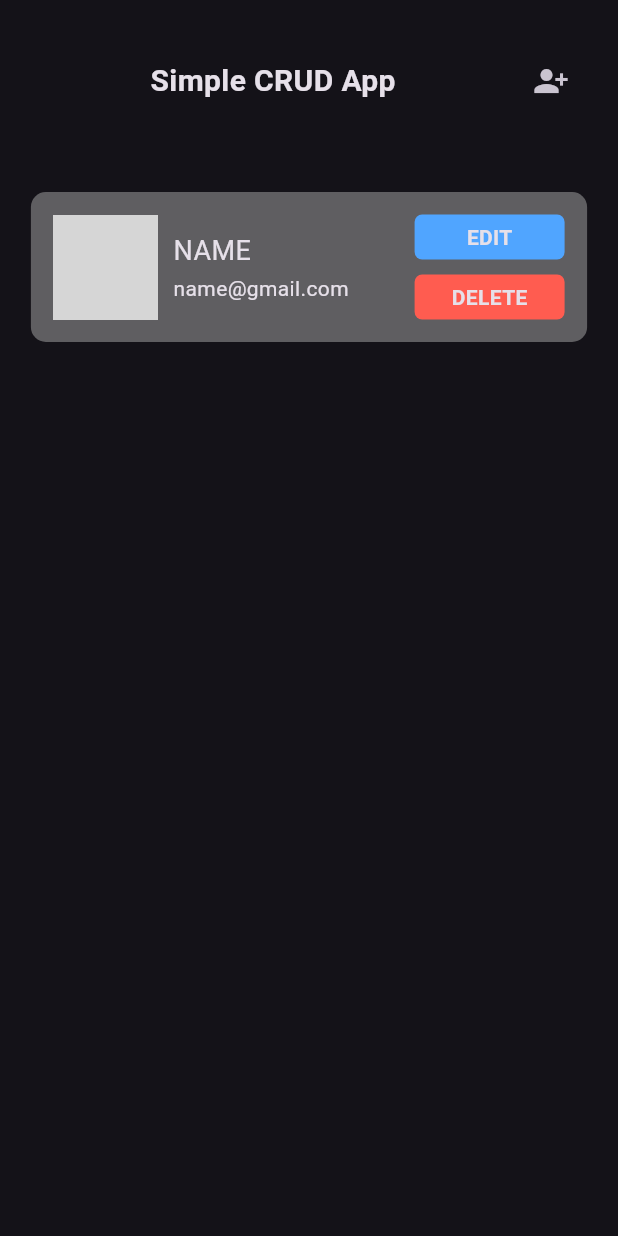
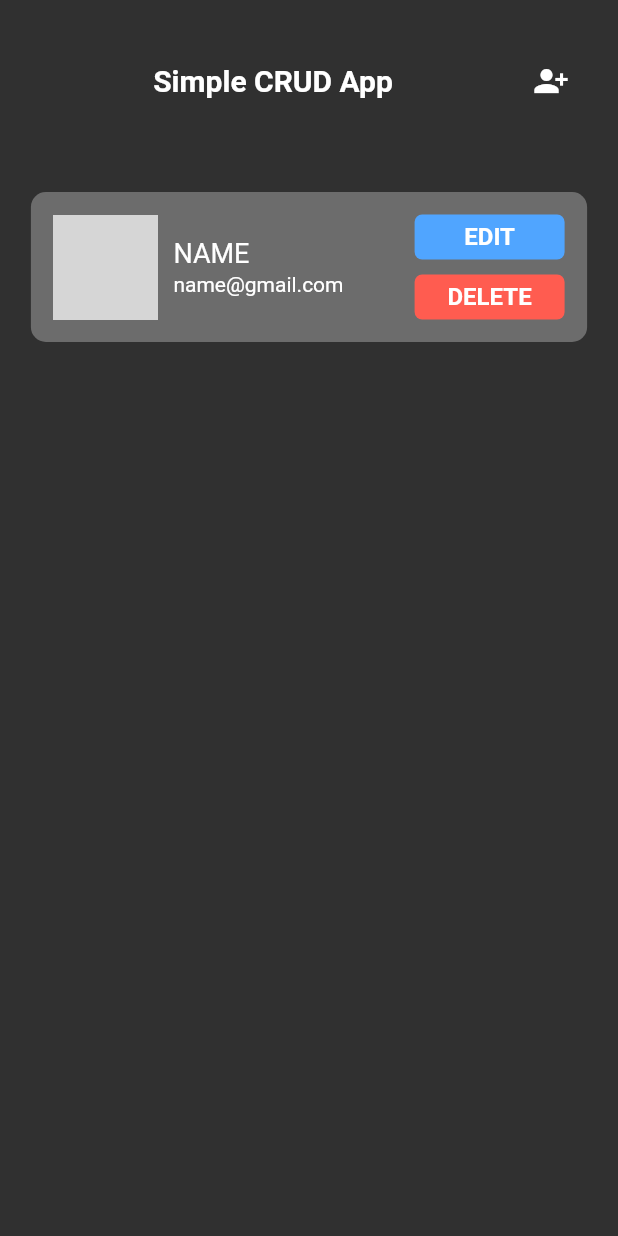
Before and after one commit to zakoraa/Flutter-CRUD, a Flutter app: the screen it shows after launch, on a phone screen of 412 x 824 dp. Run offline on Flutter 3.47's test engine with Material 2 defaults, Android fonts, the phone set to English and light mode, and no system bars; our stand-ins replace get; network calls fail; grey boxes are pictures that could not be loaded.

Commit message:
update page homeView

```diff
--- a/lib/main.dart
+++ b/lib/main.dart
@@ -1,5 +1,6 @@
 import 'package:flutter/material.dart';
 import 'package:get/get.dart';
+import 'package:tahap1_crud/module/addUserView/view/add_user_view.dart';
 import 'package:tahap1_crud/module/home/view/home_view.dart';
 import 'package:tahap1_crud/routes/routes.dart';
 
@@ -14,7 +15,7 @@ class MyApp extends StatelessWidget {
   Widget build(BuildContext context) {
     return GetMaterialApp(
       debugShowCheckedModeBanner: false,
-      theme: ThemeData.dark(useMaterial3: true),
+      theme: ThemeData.dark(),
       home: const HomeView(),
       getPages: AppPage.pages,
     );
--- a/lib/module/home/view/home_view.dart
+++ b/lib/module/home/view/home_view.dart
@@ -1,6 +1,7 @@
 import 'package:flutter/material.dart';
 import 'package:get/get.dart';
 import 'package:tahap1_crud/module/home/widgets/list_tile_widget.dart';
+import 'package:tahap1_crud/routes/route_name.dart';
 import 'package:tahap1_crud/utils/button.dart';
 
 class HomeView extends StatelessWidget {
@@ -33,7 +34,8 @@ class HomeView extends StatelessWidget {
                         ),
                       ),
                       IconButton(
-                          onPressed: () {},
+                        splashColor: Colors.transparent,
+                          onPressed: () =>Get.toNamed(RouteName.addUserView),
                           icon: const Icon(Icons.person_add_alt_1),)
                     ],
                   ),
--- a/lib/utils/button.dart
+++ b/lib/utils/button.dart
@@ -7,9 +7,10 @@ class ButtonUtils extends StatelessWidget {
       required this.width,
       required this.onTap,
       required this.borderRadius,
+      this.fontSize = 16 ,
       required this.bgColor});
   final String text;
-  final double height, width, borderRadius;
+  final double height, width, borderRadius,fontSize;
   final dynamic bgColor;
   final onTap;
 
@@ -31,8 +32,9 @@ class ButtonUtils extends StatelessWidget {
           child: Center(
             child: Text(
               text,
-              style: const TextStyle(
+              style:  TextStyle(
                 fontWeight: FontWeight.bold,
+                fontSize: fontSize
               ),
             ),
           ),
```
